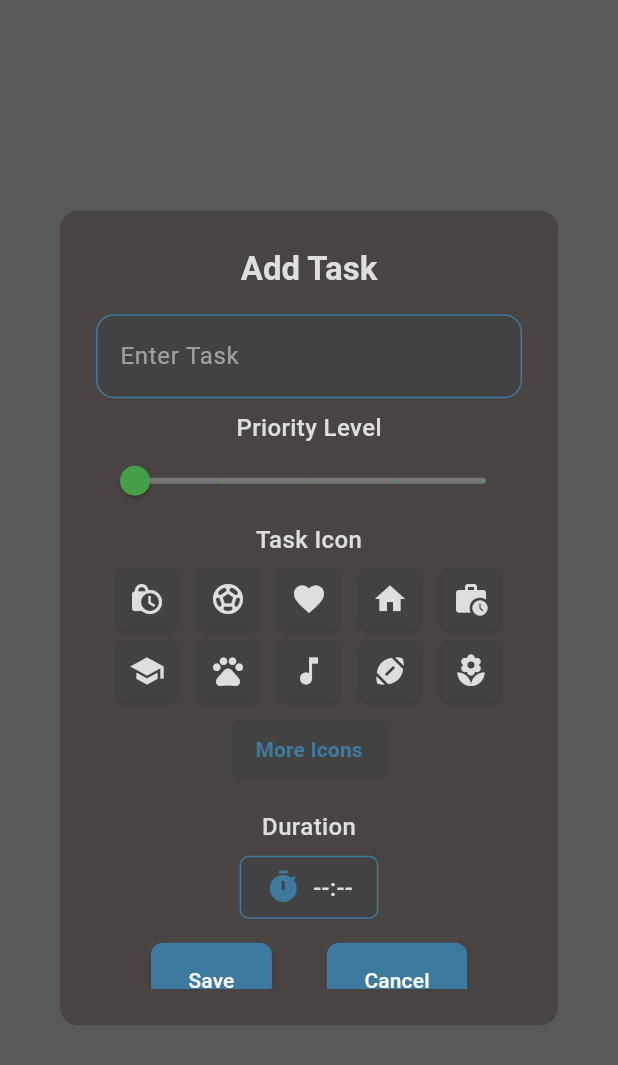
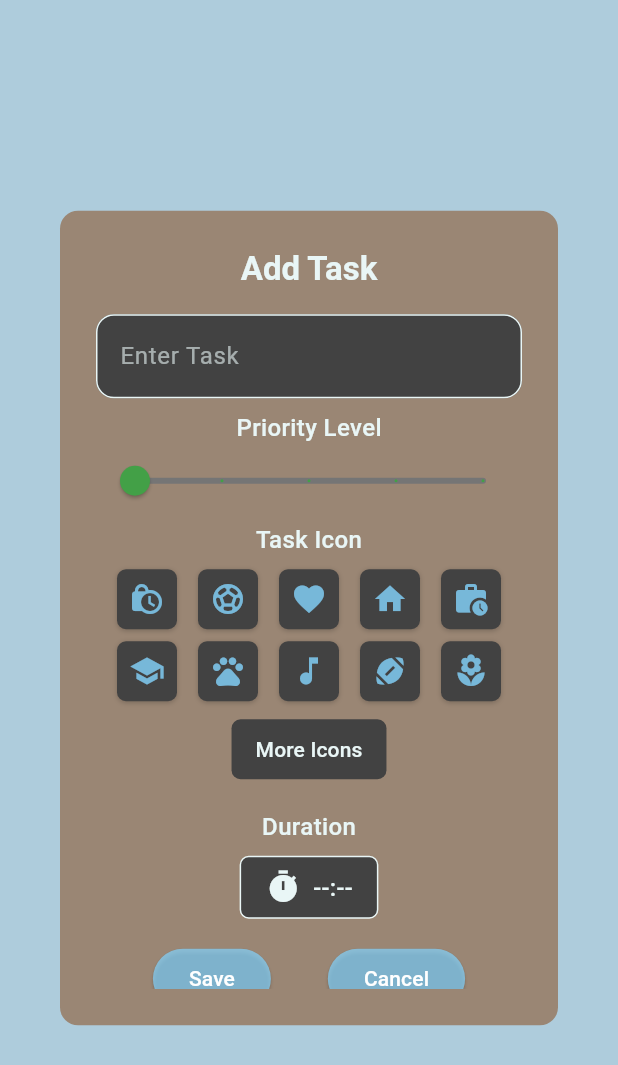
Before and after one commit to jonaah/tooodooo_app, a Flutter app: the DialogBox widget shown alone on an empty page, opened directly with empty values, on a phone screen of 412 x 824 dp. Shown: the top 1065 px of the screen. Run offline on Flutter 3.47's test engine with Material 3 defaults, Android fonts, the phone set to English and light mode, and no system bars; our stand-ins replace flutter_slidable, shared_preferences, syncfusion_flutter_calendar; accounts and stored records are empty.

Commit message:
"Calendar Farben angepasst"

```diff
--- a/lib/pages/today_tasks_page.dart
+++ b/lib/pages/today_tasks_page.dart
@@ -79,8 +79,8 @@ class TodayTasksPageState extends State<TodayTasksPage> with WidgetsBindingObser
         return Theme(
           data: ThemeData.dark().copyWith(
             colorScheme: ColorScheme.dark(
-              primary: AppTheme.accentColor,
-              onPrimary: Colors.white,
+              primary: Colors.white,
+              onPrimary: AppTheme.accentColor,
               surface: AppTheme.primaryColor,
               onSurface: AppTheme.textColor,
             ),
@@ -531,7 +531,7 @@ class TodayTasksPageState extends State<TodayTasksPage> with WidgetsBindingObser
                 ),
               );
             },
-            icon: const Icon(Icons.calendar_month),
+            icon: const Icon(Icons.calendar_month, color: Colors.white),
             label: const Text('Go to Calendar'),
             style: ElevatedButton.styleFrom(
               backgroundColor: AppTheme.accentColor,
--- a/lib/util/app_theme.dart
+++ b/lib/util/app_theme.dart
@@ -3,25 +3,27 @@ import 'package:flutter/material.dart';
 // A central place for app theme definitions to avoid magic numbers and hardcoded styles
 class AppTheme {
   // App colors
-  static const Color primaryColor = Color(0xFF494443); // Dark gray for app bar
-  static const Color backgroundColor = Color(0xFF57595A); // Background color
-  static const Color textColor = Color(0xFFDEDEDE); // Light text color
-  static const Color accentColor = Color(0xFF3D7A9F); // Blue accent instead of amber/yellow
+  static const Color primaryColor = Color(0xFF9A8674); // Dark gray for app bar
+  static const Color backgroundColor = Color(0xFFAECCDC); // Background color
+  static const Color textColor = Color(0xFF3C3636); // Dark text color
+  static const Color secondaryTextColor = Color(0xFFE9F6F6); // Lighter text color for subtitles
+  static const Color accentColor = Color(0xFF84D5FF); // Blue accent instead of amber/yellow
   static const Color dividerColor = Color(0xFF3D7A9F); // Divider color (same as accent)
+  static const Color calendarBackgroundColor = Color(0xFFAECCDC); // Calendar background color
 
   // Priority colors - Green to Red progression
   static Color getPriorityColor(int priority) {
     switch (priority) {
       case 1:
-        return Colors.green[600]!.withOpacity(0.75); // Lowest priority - green
+        return Color(0xFF99D89A).withOpacity(0.75); // Lowest priority - green
       case 2:
-        return Colors.teal[500]!.withOpacity(0.75); // Low priority - teal
+        return Color(0xFF7DDCD3).withOpacity(0.75); // Low priority - teal
       case 3:
-        return Colors.blue[500]!.withOpacity(0.75); // Medium priority - blue
+        return Color(0xFF6A96DC).withOpacity(0.75); // Medium priority - blue
       case 4:
-        return Colors.orange[600]!.withOpacity(0.75); // High priority - orange
+        return Color(0xFFCC8F5B).withOpacity(0.75); // High priority - orange
       case 5:
-        return Colors.red[600]!.withOpacity(0.75); // Highest priority - red
+        return Color(0xFFD86E69).withOpacity(0.75); // Highest priority - red
       default:
         return Colors.grey[500]!.withOpacity(0.75); // No priority assigned
     }
@@ -31,15 +33,15 @@ class AppTheme {
   static Color getCalendarTaskColor(int priority) {
     switch (priority) {
       case 1:
-        return Colors.green[600]!; // Lowest priority
+        return Color(0xFF99D89A); // Lowest priority
       case 2:
-        return Colors.teal[500]!; // Low priority
+        return Color(0xFF7DDCD3); // Low priority
       case 3:
-        return Colors.blue[500]!; // Medium priority
+        return Color(0xFF6A96DC); // Medium priority
       case 4:
-        return Colors.orange[600]!; // High priority
+        return Color(0xFFCC8F5B); // High priority
       case 5:
-        return Colors.red[600]!; // Highest priority
+        return Color(0xFFD86E69); // Highest priority
       default:
         return Colors.grey[500]!; // Default
     }
--- a/lib/util/dialog_box.dart
+++ b/lib/util/dialog_box.dart
@@ -115,7 +115,7 @@ class _DialogBoxState extends State<DialogBox> {
         textAlign: TextAlign.center,
         style: TextStyle(
           fontWeight: FontWeight.bold,
-          color: AppTheme.textColor,
+          color: AppTheme.secondaryTextColor,
           fontSize: 22,
         ),
       ),
@@ -134,7 +134,7 @@ class _DialogBoxState extends State<DialogBox> {
               Center(
                 child: TextField(
                   controller: widget.controller,
-                  style: TextStyle(color: AppTheme.textColor),
+                  style: TextStyle(color: AppTheme.backgroundColor),
                   decoration: InputDecoration(
                     border: OutlineInputBorder(
                       borderRadius: BorderRadius.all(Radius.circular(AppTheme.borderRadius)),
@@ -142,14 +142,14 @@ class _DialogBoxState extends State<DialogBox> {
                     ),
                     enabledBorder: OutlineInputBorder(
                       borderRadius: BorderRadius.all(Radius.circular(AppTheme.borderRadius)),
-                      borderSide: BorderSide(color: AppTheme.accentColor),
+                      borderSide: BorderSide(color: AppTheme.secondaryTextColor),
                     ),
                     focusedBorder: OutlineInputBorder(
                       borderRadius: BorderRadius.all(Radius.circular(AppTheme.borderRadius)),
                       borderSide: BorderSide(color: AppTheme.accentColor, width: 2),
                     ),
                     hintText: 'Enter Task',
-                    hintStyle: TextStyle(color: AppTheme.textColor.withOpacity(0.6)),
+                    hintStyle: TextStyle(color: AppTheme.secondaryTextColor.withOpacity(0.6)),
                     filled: true,
                     fillColor: Colors.grey[800],
                   ),
@@ -162,7 +162,7 @@ class _DialogBoxState extends State<DialogBox> {
                 child: Text(
                   "Priority Level",
                   style: TextStyle(
-                    color: AppTheme.textColor,
+                    color: AppTheme.secondaryTextColor,
                     fontSize: 16,
                     fontWeight: FontWeight.w500,
                   ),
@@ -176,7 +176,7 @@ class _DialogBoxState extends State<DialogBox> {
                 child: Text(
                   "Task Icon",
                   style: TextStyle(
-                    color: AppTheme.textColor,
+                    color: AppTheme.secondaryTextColor,
                     fontSize: 16,
                     fontWeight: FontWeight.w500,
                   ),
@@ -195,7 +195,7 @@ class _DialogBoxState extends State<DialogBox> {
                       child: Container(
                         padding: EdgeInsets.all(AppTheme.smallPadding),
                         decoration: BoxDecoration(
-                          color: isSelected ? AppTheme.accentColor : Colors.grey[800],
+                          color: isSelected ? AppTheme.accentColor.withOpacity(0.9) : Colors.grey[800],
                           borderRadius: BorderRadius.circular(AppTheme.borderRadius / 2),
                           boxShadow: [
                             BoxShadow(
@@ -207,7 +207,7 @@ class _DialogBoxState extends State<DialogBox> {
                         ),
                         child: Icon(
                           icon,
-                          color: isSelected ? Colors.white : AppTheme.textColor,
+                          color: isSelected ? Colors.white : AppTheme.accentColor.withOpacity(0.8),
                           size: AppTheme.iconSize,
                         ),
                       ),
@@ -241,7 +241,7 @@ class _DialogBoxState extends State<DialogBox> {
                           ),
                           child: Icon(
                             icon,
-                            color: isSelected ? Colors.white : AppTheme.textColor,
+                            color: isSelected ? Colors.white : AppTheme.accentColor.withOpacity(0.8),
                             size: AppTheme.iconSize,
                           ),
                         ),
@@ -256,7 +256,7 @@ class _DialogBoxState extends State<DialogBox> {
                 child: TextButton(
                   onPressed: _openEmojiPicker,
                   style: TextButton.styleFrom(
-                    foregroundColor: AppTheme.accentColor,
+                    foregroundColor: AppTheme.accentColor.withOpacity(0.1),
                     backgroundColor: Colors.grey[800],
                     padding: EdgeInsets.symmetric(horizontal: AppTheme.defaultPadding, vertical: AppTheme.smallPadding),
                     shape: RoundedRectangleBorder(
@@ -266,7 +266,7 @@ class _DialogBoxState extends State<DialogBox> {
                   child: Text(
                     "More Icons",
                     style: TextStyle(
-                      fontWeight: FontWeight.bold,
+                      color: AppTheme.secondaryTextColor,
                     ),
                   ),
                 ),
@@ -278,7 +278,7 @@ class _DialogBoxState extends State<DialogBox> {
                 child: Text(
                   "Duration",
                   style: TextStyle(
-                    color: AppTheme.textColor,
+                    color: AppTheme.secondaryTextColor,
                     fontSize: 16,
                     fontWeight: FontWeight.w500,
                   ),
@@ -295,20 +295,20 @@ class _DialogBoxState extends State<DialogBox> {
                     decoration: BoxDecoration(
                       color: Colors.grey[800],
                       borderRadius: BorderRadius.circular(AppTheme.borderRadius / 2),
-                      border: Border.all(color: AppTheme.accentColor),
+                      border: Border.all(color: AppTheme.secondaryTextColor),
                     ),
                     child: Row(
                       mainAxisSize: MainAxisSize.min,
                       mainAxisAlignment: MainAxisAlignment.center,
                       children: [
-                        Icon(Icons.timer, size: AppTheme.iconSize, color: AppTheme.accentColor),
+                        Icon(Icons.timer, size: AppTheme.iconSize, color: AppTheme.secondaryTextColor),
                         SizedBox(width: AppTheme.smallPadding),
                         Text(
                           formattedDuration(),
                           style: TextStyle(
                             fontSize: 16,
                             fontWeight: FontWeight.w500,
-                            color: AppTheme.textColor,
+                            color: AppTheme.secondaryTextColor,
                           ),
                         ),
                       ],
@@ -323,8 +323,18 @@ class _DialogBoxState extends State<DialogBox> {
                 child: Row(
                   mainAxisAlignment: MainAxisAlignment.spaceEvenly,
                   children: [
-                    MyButton(text: "Save", onPressed: widget.onSave),
-                    MyButton(text: "Cancel", onPressed: widget.onCancel),
+                    MyButton(
+                      text: "Save",
+                      onPressed: widget.onSave,
+                      backgroundColor: AppTheme.accentColor.withOpacity(0.7),
+                      textColor: Colors.white,
+                    ),
+                    MyButton(
+                      text: "Cancel",
+                      onPressed: widget.onCancel,
+                      backgroundColor: AppTheme.accentColor.withOpacity(0.7),
+                      textColor: Colors.white,
+                    ),
                   ],
                 ),
               ),
--- a/lib/util/my_button.dart
+++ b/lib/util/my_button.dart
@@ -5,19 +5,26 @@ class MyButton extends StatelessWidget {
   final String text;
   final VoidCallback onPressed;
   final bool isPrimary;
+  final Color backgroundColor;
+  final Color textColor;
 
   MyButton({
     super.key,
     required this.text,
     required this.onPressed,
     this.isPrimary = true,
+    this.backgroundColor = Colors.blue,
+    this.textColor = Colors.white,
   });
 
   @override
   Widget build(BuildContext context) {
     return ElevatedButton(
+      style: ElevatedButton.styleFrom(
+        backgroundColor: backgroundColor,
+        foregroundColor: textColor,
+      ),
       onPressed: onPressed,
-      style: isPrimary ? AppTheme.primaryButtonStyle : AppTheme.secondaryButtonStyle,
       child: Text(text),
     );
   }
```
Also changed, not shown: lib/pages/calendar_page.dart (+8 -6 lines).
